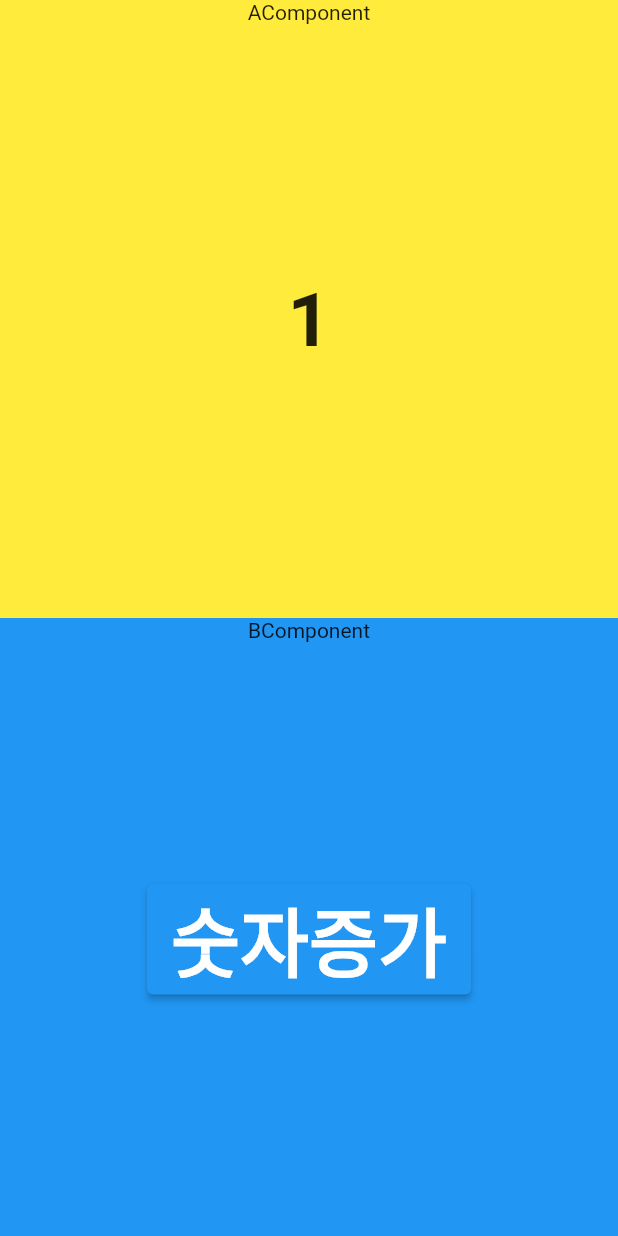
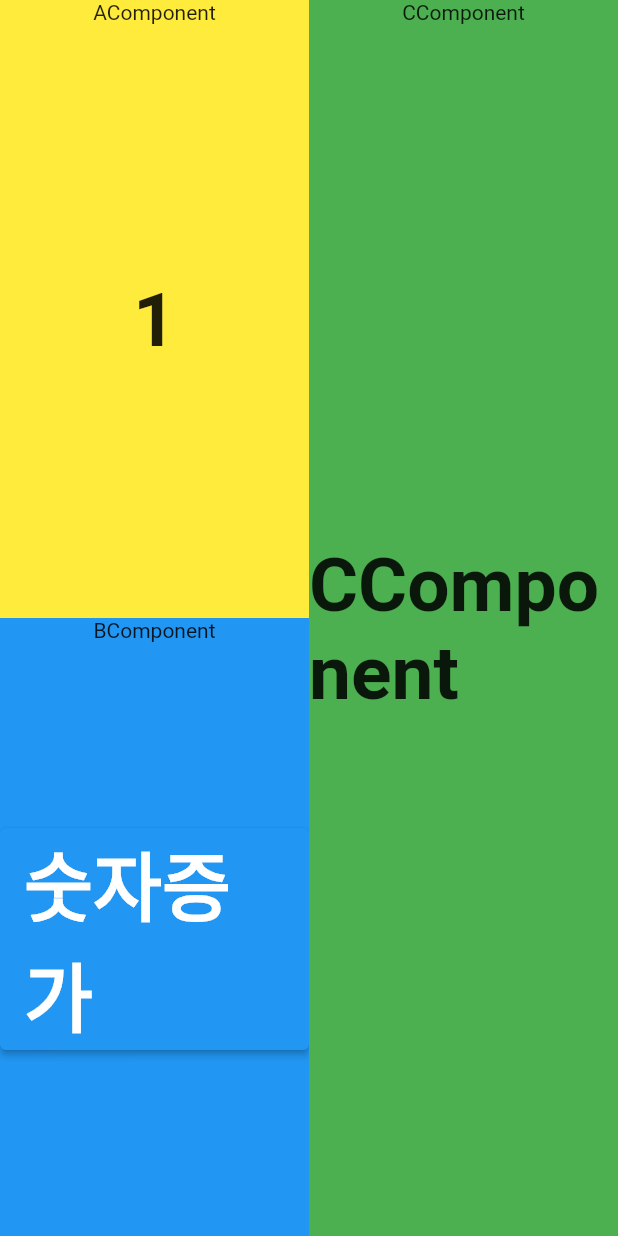
Before and after one commit to basakk123/flutter_state, a Flutter app: the screen it shows after launch, on a phone screen of 412 x 824 dp. Run offline on Flutter 3.47's test engine with Material 2 defaults, Android fonts, the phone set to English and light mode, and no system bars.

Commit message:
홈페이지=>stateless, ABBox=>stateful 로 추가 및 변경 완료

```diff
--- a/lib/main.dart
+++ b/lib/main.dart
@@ -15,14 +15,30 @@ class MyApp extends StatelessWidget {
   }
 }
 
-class HomePage extends StatefulWidget {
+class HomePage extends StatelessWidget {
   const HomePage({Key? key}) : super(key: key);
 
   @override
-  State<HomePage> createState() => _HomePageState();
+  Widget build(BuildContext context) {
+    return Scaffold(
+      body: Row(
+        children: [
+          Expanded(child: ABBox()),
+          Expanded(child: CComponent()),
+        ],
+      ),
+    );
+  }
 }
 
-class _HomePageState extends State<HomePage> {
+class ABBox extends StatefulWidget {
+  const ABBox({Key? key}) : super(key: key);
+
+  @override
+  State<ABBox> createState() => _ABBoxState();
+}
+
+class _ABBoxState extends State<ABBox> {
   int num = 1;
 
   void increase() {
@@ -33,8 +49,6 @@ class _HomePageState extends State<HomePage> {
 
   @override
   Widget build(BuildContext context) {
-    double size = MediaQuery.of(context).size.width;
-    double screenSize = size * 0.8;
     return Scaffold(
       body: Column(
         crossAxisAlignment: CrossAxisAlignment.stretch,
@@ -108,3 +122,29 @@ class BComponent extends StatelessWidget {
     );
   }
 }
+
+class CComponent extends StatelessWidget {
+  const CComponent({Key? key}) : super(key: key);
+
+  @override
+  Widget build(BuildContext context) {
+    return Container(
+      color: Colors.green,
+      child: Column(
+        children: [
+          Text("CComponent"),
+          Expanded(
+            child: Align(
+                child: Text(
+              "CComponent",
+              style: TextStyle(
+                fontSize: 50,
+                fontWeight: FontWeight.bold,
+              ),
+            )),
+          ),
+        ],
+      ),
+    );
+  }
+}
```
